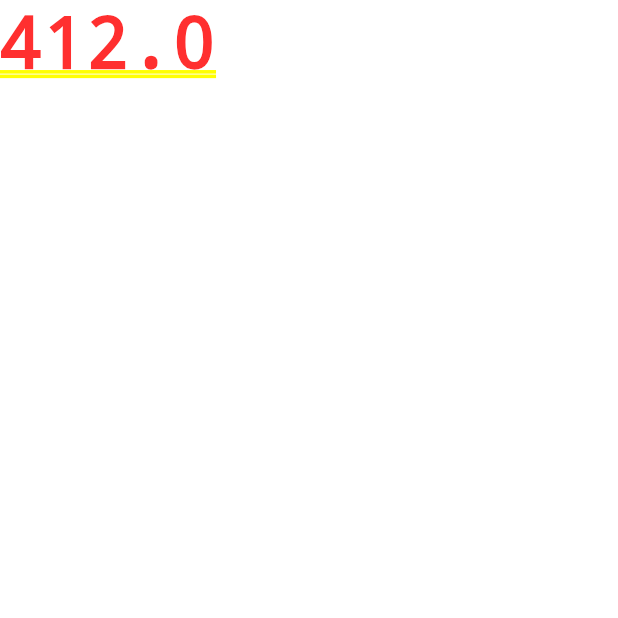
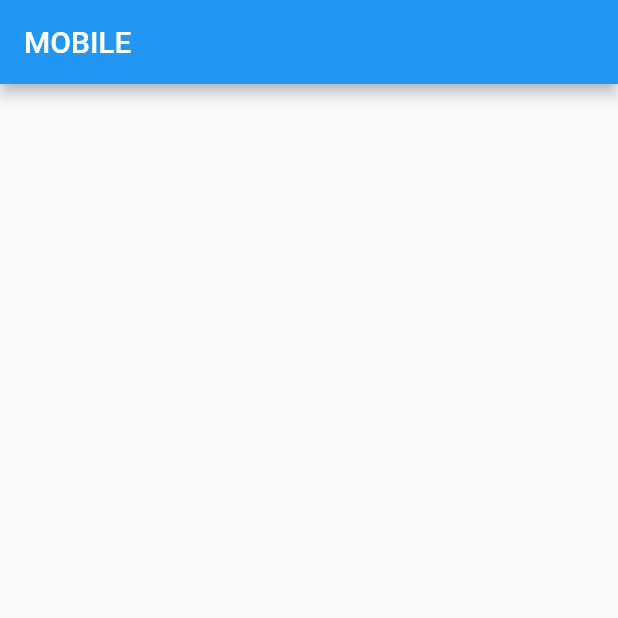
Before and after one commit to EVAN96KWON/my_homepage, a Flutter app: the screen it shows after launch, on a phone screen of 412 x 824 dp, the top half of it. Run offline on Flutter 3.47's test engine with Material 2 defaults, Android fonts, the phone set to English and light mode, and no system bars.

Commit message:
apply Responsive Layout

```diff
--- a/lib/homepage.dart
+++ b/lib/homepage.dart
@@ -1,4 +1,8 @@
 import 'package:flutter/material.dart';
+import 'package:my_homepage/responsive_layout/desktop_body.dart';
+import 'package:my_homepage/responsive_layout/mobile_body.dart';
+import 'package:my_homepage/responsive_layout/reponsive_layout.dart';
+import 'package:my_homepage/responsive_layout/tablet_body.dart';
 
 class HomePage extends StatefulWidget {
   const HomePage({Key? key}) : super(key: key);
@@ -11,8 +15,12 @@ class _HomePageState extends State<HomePage> {
   @override
   Widget build(BuildContext context) {
     final currentWidth = MediaQuery.of(context).size.width;
-    return Container(
-      child: Text(currentWidth.toString()),
+    return Scaffold(
+        body: ResponsiveLayout(
+          mobileBody: MobileBody(),
+          tabletBody: TabletBody(),
+          desktopBody: DesktopBody(),
+        )
     );
   }
 }
--- /dev/null
+++ b/lib/responsive_layout/desktop_body.dart
@@ -0,0 +1,14 @@
+import 'package:flutter/material.dart';
+
+class DesktopBody extends StatelessWidget {
+  const DesktopBody({Key? key}) : super(key: key);
+
+  @override
+  Widget build(BuildContext context) {
+    return Scaffold(
+      appBar: AppBar(
+        title: Text("DESKTOP"),
+      ),
+    );
+  }
+}
--- /dev/null
+++ b/lib/responsive_layout/dimensions.dart
@@ -0,0 +1,4 @@
+// common device dimensions for for mobile/tablet/desktop
+
+const mobileWidth = 600;
+const tabletWidth = 900;
--- /dev/null
+++ b/lib/responsive_layout/mobile_body.dart
@@ -0,0 +1,14 @@
+import 'package:flutter/material.dart';
+
+class MobileBody extends StatelessWidget {
+  const MobileBody({Key? key}) : super(key: key);
+
+  @override
+  Widget build(BuildContext context) {
+    return Scaffold(
+      appBar: AppBar(
+        title: Text("MOBILE"),
+      ),
+    );
+  }
+}
--- /dev/null
+++ b/lib/responsive_layout/reponsive_layout.dart
@@ -0,0 +1,28 @@
+import 'package:flutter/material.dart';
+import 'package:my_homepage/responsive_layout/dimensions.dart';
+
+class ResponsiveLayout extends StatelessWidget {
+  final Widget mobileBody;
+  final Widget tabletBody;
+  final Widget desktopBody;
+
+  ResponsiveLayout({
+    required this.mobileBody,
+    required this.tabletBody,
+    required this.desktopBody
+  });
+
+  @override
+  Widget build(BuildContext context) {
+    return LayoutBuilder(
+        builder: (context, constraint) {
+          if (constraint.maxWidth < mobileWidth) {
+            return mobileBody;
+          } else if (constraint.maxWidth < tabletWidth){
+            return tabletBody;
+          } else {
+            return desktopBody;
+          }
+        });
+  }
+}
--- /dev/null
+++ b/lib/responsive_layout/tablet_body.dart
@@ -0,0 +1,14 @@
+import 'package:flutter/material.dart';
+
+class TabletBody extends StatelessWidget {
+  const TabletBody({Key? key}) : super(key: key);
+
+  @override
+  Widget build(BuildContext context) {
+    return Scaffold(
+      appBar: AppBar(
+        title: Text("TABLET"),
+      ),
+    );
+  }
+}
```
